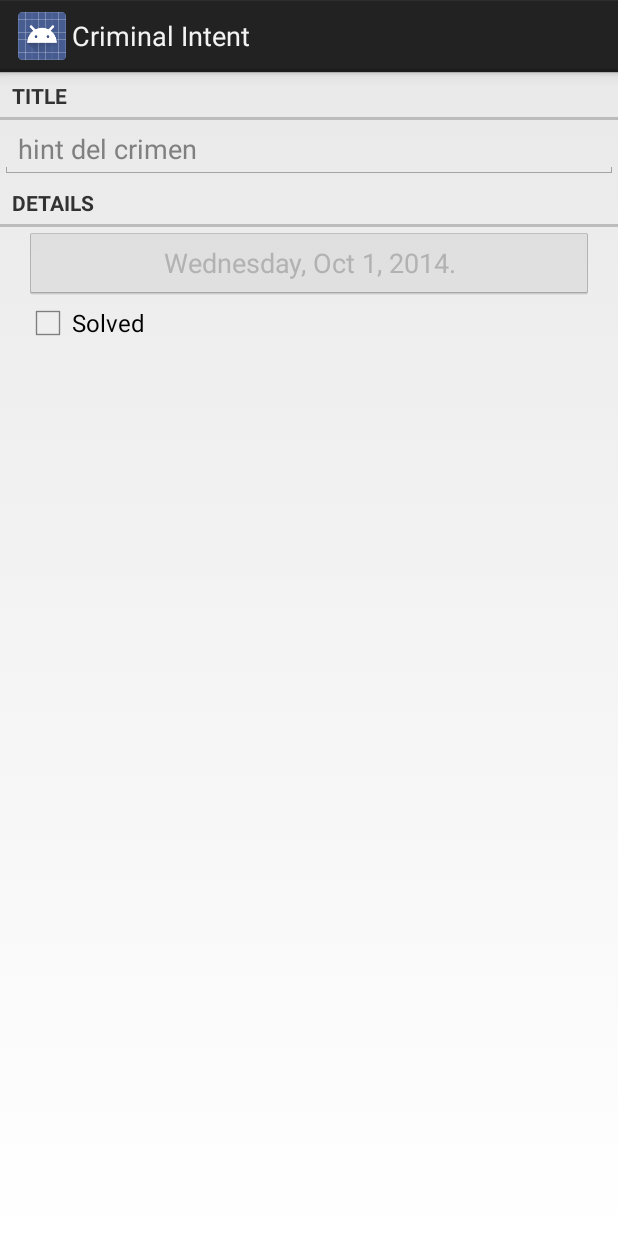
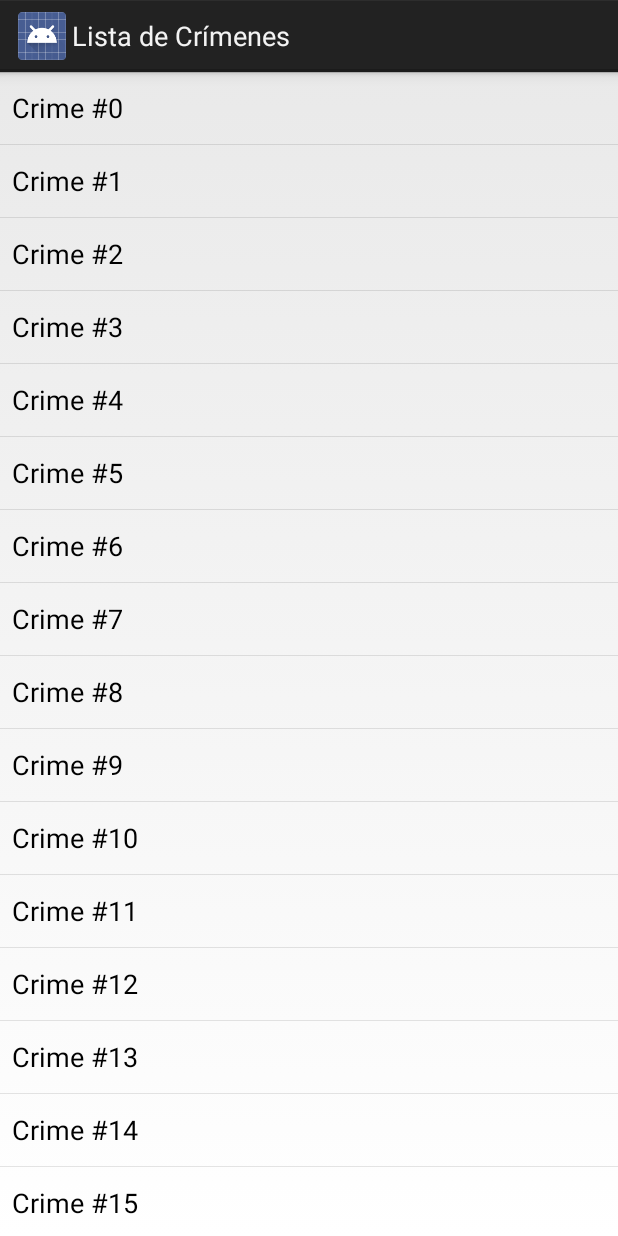
Before and after one commit to dabicho/android-excercises, an Android app: the screen it shows after launch (CriminalIntentActivity before the commit, CrimeListActivity after it), on a phone screen of 412 x 824 dp. Run offline under Robolectric (Android 15) with nearby library versions, the phone set to English and light mode, and no system bars.

Commit message:
Capítulo 9 medio

```diff
--- a/CriminalIntent/src/main/AndroidManifest.xml
+++ b/CriminalIntent/src/main/AndroidManifest.xml
@@ -7,14 +7,16 @@
         android:icon="@drawable/ic_launcher"
         android:label="@string/app_name"
         android:theme="@style/AppTheme" >
+        <activity android:name=".CrimeListActivity"
+            android:label="Crimes List">
+            <intent-filter>
+                <action android:name="android.intent.action.MAIN"/>
+                <category android:name="android.intent.category.LAUNCHER"/>
+            </intent-filter>
+        </activity>
         <activity
             android:name=".CriminalIntentActivity"
             android:label="@string/app_name" >
-            <intent-filter>
-                <action android:name="android.intent.action.MAIN" />
-
-                <category android:name="android.intent.category.LAUNCHER" />
-            </intent-filter>
         </activity>
     </application>
 
--- /dev/null
+++ b/CriminalIntent/src/main/java/mx/org/dabicho/criminal/CrimeListActivity.java
@@ -0,0 +1,18 @@
+package mx.org.dabicho.criminal;
+
+import android.app.Fragment;
+import android.util.Log;
+
+/**
+ * Created by dabicho on 10/1/14.
+ */
+public class CrimeListActivity extends SingleFragmentActivity {
+
+private static final String TAG="SingleFragmentActivity";
+
+    @Override
+    protected Fragment createFragment() {
+        Log.d(TAG,"createFragment");
+        return new CrimeListFragment();
+    }
+}
--- /dev/null
+++ b/CriminalIntent/src/main/java/mx/org/dabicho/criminal/CrimeListFragment.java
@@ -0,0 +1,31 @@
+package mx.org.dabicho.criminal;
+
+import android.app.ListFragment;
+import android.os.Bundle;
+import android.util.Log;
+import android.widget.ArrayAdapter;
+
+import java.util.ArrayList;
+
+import mx.org.dabicho.criminal.model.Crime;
+import mx.org.dabicho.criminal.model.CrimeLab;
+
+/**
+ * Created by dabicho on 10/1/14.
+ */
+public class CrimeListFragment extends ListFragment {
+    private final static String TAG = "ListFragment";
+    private ArrayList<Crime> mCrimes;
+
+    @Override
+    public void onCreate(Bundle savedInstanceState) {
+        super.onCreate(savedInstanceState);
+        Log.d(TAG, "onCreate");
+        getActivity().setTitle(R.string.crimes_title);
+        mCrimes = CrimeLab.getInstance(getActivity()).getCrimes();
+
+        ArrayAdapter<Crime> adapter = new ArrayAdapter<Crime>(getActivity(),
+                android.R.layout.simple_list_item_1, mCrimes);
+        setListAdapter(adapter);
+    }
+}
--- a/CriminalIntent/src/main/java/mx/org/dabicho/criminal/CriminalIntentActivity.java
+++ b/CriminalIntent/src/main/java/mx/org/dabicho/criminal/CriminalIntentActivity.java
@@ -6,36 +6,21 @@ import android.app.FragmentManager;
 import android.net.Uri;
 import android.os.Bundle;
 import android.util.Log;
-import android.view.Menu;
-import android.view.MenuItem;
 
 /*
 Para soporte con versiones anteriores de android, en lugar de extender Activity debe extender
 FragmentActivity
  */
-public class CriminalIntentActivity extends Activity implements CrimeFragment.OnFragmentInteractionListener {
+public class CriminalIntentActivity extends SingleFragmentActivity implements CrimeFragment.OnFragmentInteractionListener {
     private static final String TAG = "CriminalIntentActivity";
 
     @Override
-    protected void onCreate(Bundle savedInstanceState) {
-        super.onCreate(savedInstanceState);
-        setContentView(R.layout.activity_criminal_intent);
+    protected Fragment createFragment() {
+        Log.d(TAG,"createFragment");
+        return new CrimeFragment();
+    }
 
 
-        /*
-        Se crea el fragmento y se agrega. Esto ocasiona que se ejecuten onAttach, onCreate y
-        onCreateView del fragmento
-         */
-        FragmentManager fm = getFragmentManager();
-
-        Fragment lFragment = fm.findFragmentById(R.id.fragmentContainer);
-
-        if (lFragment == null) {
-            lFragment = new CrimeFragment();
-            fm.beginTransaction().add(R.id.fragmentContainer, lFragment).commit();
-        }
-
-    }
 
     @Override
     public void onFragmentInteraction(Uri uri) {
--- /dev/null
+++ b/CriminalIntent/src/main/java/mx/org/dabicho/criminal/SingleFragmentActivity.java
@@ -0,0 +1,33 @@
+package mx.org.dabicho.criminal;
+
+import android.app.Activity;
+import android.app.Fragment;
+import android.app.FragmentManager;
+import android.os.Bundle;
+import android.util.Log;
+
+/**
+ * Created by dabicho on 10/1/14.
+ */
+abstract public class SingleFragmentActivity extends Activity{
+    private static final String TAG="SingleFragmentActivity";
+    protected abstract Fragment createFragment();
+
+    @Override
+    public void onCreate(Bundle savedInstanceState) {
+        super.onCreate(savedInstanceState);
+        Log.d(TAG,"onCreate");
+        setContentView(R.layout.activity_fragment);
+
+        FragmentManager fm = getFragmentManager();
+
+        Fragment lFragment=fm.findFragmentById(R.id.fragmentContainer);
+
+        if(lFragment==null){
+            lFragment=createFragment();
+            fm.beginTransaction().add(R.id.fragmentContainer,lFragment).commit();
+        }
+
+
+    }
+}
--- a/CriminalIntent/src/main/java/mx/org/dabicho/criminal/model/Crime.java
+++ b/CriminalIntent/src/main/java/mx/org/dabicho/criminal/model/Crime.java
@@ -46,4 +46,9 @@ public class Crime {
     public void setSolved(boolean solved) {
         mSolved = solved;
     }
+
+    @Override
+    public String toString() {
+        return mTitle;
+    }
 }
--- /dev/null
+++ b/CriminalIntent/src/main/java/mx/org/dabicho/criminal/model/CrimeLab.java
@@ -0,0 +1,51 @@
+package mx.org.dabicho.criminal.model;
+
+import android.content.Context;
+import android.util.Log;
+
+import java.util.ArrayList;
+import java.util.Date;
+import java.util.UUID;
+
+/**
+ * Created by dabicho on 10/1/14.
+ */
+public class CrimeLab {
+    private static final String TAG="CrimeLab";
+    private ArrayList<Crime> mCrimes;
+    private static CrimeLab sCrimeLab;
+    private Context mAppContext;
+
+    private CrimeLab(Context appContext){
+        mAppContext=appContext;
+        mCrimes=new ArrayList<Crime>();
+
+        //TODO Remover este bloque de código cuando ya no sea necesario tener datos de muestra
+        for(int i=0; i<100; i++){
+            Crime c=new Crime();
+            c.setSolved(i%2==0);
+            c.setTitle("Crime #"+i);
+            mCrimes.add(c);
+        }
+    }
+
+    public static CrimeLab getInstance(Context c){
+        if(sCrimeLab==null) {
+            Log.d(TAG,"getInstance creando instancia");
+            sCrimeLab = new CrimeLab(c.getApplicationContext());
+        }
+        return sCrimeLab;
+    }
+
+    public ArrayList<Crime> getCrimes(){
+        return mCrimes;
+    }
+
+    public Crime getCrime(UUID id) {
+        for(Crime c: mCrimes){
+            if(c.getId().equals(id))
+                return c;
+        }
+        return null;
+    }
+}
--- a/CriminalIntent/src/main/res/values/strings.xml
+++ b/CriminalIntent/src/main/res/values/strings.xml
@@ -7,5 +7,6 @@
     <string name="crime_title_label">Title</string>
     <string name="crime_details_label">Details</string>
     <string name="crime_solved_label">Solved</string>
+    <string name="crimes_title">Lista de Crímenes</string>
 
 </resources>
```
Also changed, not shown: CriminalIntent/src/main/res/layout/activity_fragment.xml (renamed from CriminalIntent/src/main/res/layout/activity_criminal_intent.xml).
